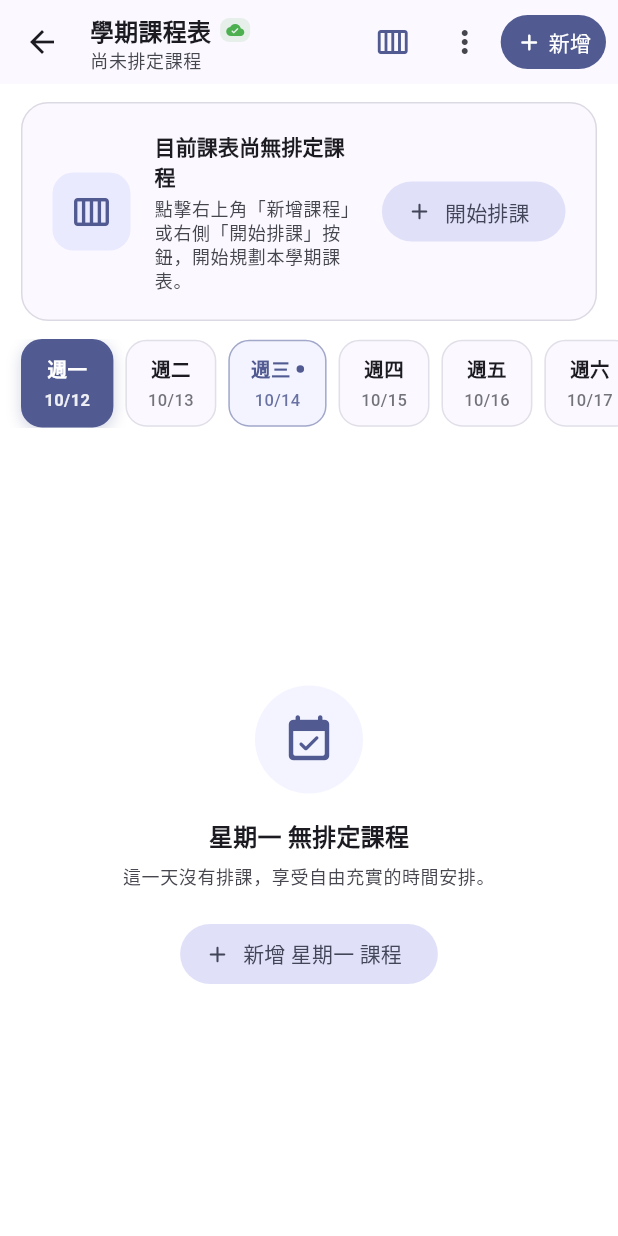
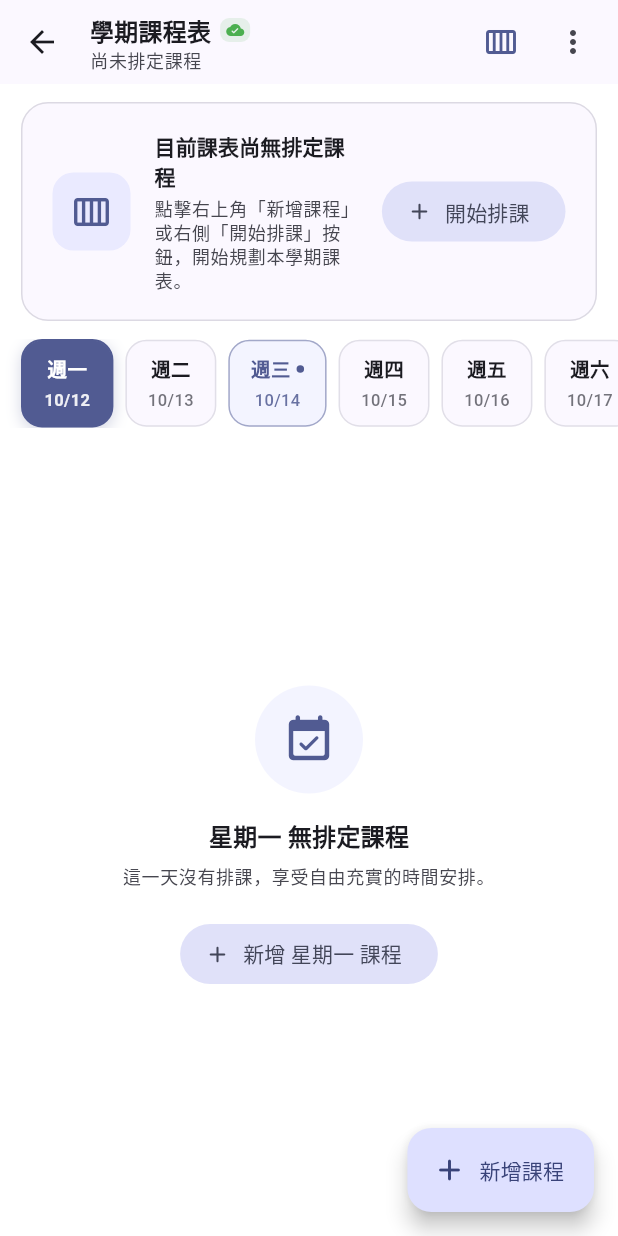
Before and after one commit to ZhaoHong04126/unitrack_app_2, a Flutter app: the TimetableScreen screen opened directly, after a tap on "週一", on a phone screen of 412 x 824 dp. Run offline on Flutter 3.47's test engine with Material 3 defaults, Android fonts, the phone set to English and light mode, and no system bars; our stand-ins replace cloud_firestore, firebase_auth, firebase_core; accounts and stored records are empty; generated files the repository leaves out were written again.

Commit message:
v0.8.2 : feat(timetable): 手機版新增課程改為右下角懸浮按鈕並修復表單下拉選單溢位
- 新增：
  - 在 Scaffold 加入右下角 Material 3 懸浮按鈕 (FloatingActionButton.extended)
  - 點擊懸浮按鈕自動帶入當前選中星期的智慧預設邏輯
  - test/timetable_mobile_view_test.dart 加入 FAB 渲染與點擊彈窗的 Widget 測試案例

- 修改與修復：
  - 移除手機端 AppBar 右上角擁擠的新增按鈕，擴大標題與檢視切換按鈕空間
  - 重構新增課程對話框版面，將星期與節次拆為「上課星期（滿版）」與「開始/結束節次（雙欄）」
  - 為對話框所有 DropdownButtonFormField 加入 isExpanded: true，徹底修復 22px 溢位警告
  - 為 AlertDialog 加入 horizontal: 20 內距與圓角，擴大手機端的水平可用空間

```diff
--- a/lib/screens/timetable_screen.dart
+++ b/lib/screens/timetable_screen.dart
@@ -157,6 +157,13 @@ class _TimetableScreenState extends State<TimetableScreen> {
         return StatefulBuilder(
           builder: (context, setDialogState) {
             return AlertDialog(
+              shape: RoundedRectangleBorder(
+                borderRadius: BorderRadius.circular(20),
+              ),
+              insetPadding: const EdgeInsets.symmetric(
+                horizontal: 20,
+                vertical: 24,
+              ),
               title: Row(
                 children: [
                   Container(
@@ -294,15 +301,12 @@ class _TimetableScreenState extends State<TimetableScreen> {
                       ),
                       const SizedBox(height: 12),
 
-                      // 星期與節次選擇
-                      Row(
-                        children: [
-                          Expanded(
-                            flex: 4,
-                            child: DropdownButtonFormField<int>(
+                      // 上課星期選擇
+                      DropdownButtonFormField<int>(
                         initialValue: selectedWeekday,
+                        isExpanded: true,
                         decoration: InputDecoration(
-                                labelText: '星期',
+                          labelText: '上課星期',
                           border: OutlineInputBorder(
                             borderRadius: BorderRadius.circular(12),
                           ),
@@ -327,12 +331,15 @@ class _TimetableScreenState extends State<TimetableScreen> {
                           });
                         },
                       ),
-                          ),
-                          const SizedBox(width: 8),
+                      const SizedBox(height: 12),
+
+                      // 節次選擇（開始節次 至 結束節次）
+                      Row(
+                        children: [
                           Expanded(
-                            flex: 3,
                             child: DropdownButtonFormField<int>(
                               initialValue: selectedStartSection,
+                              isExpanded: true,
                               decoration: InputDecoration(
                                 labelText: '開始節次',
                                 border: OutlineInputBorder(
@@ -362,11 +369,11 @@ class _TimetableScreenState extends State<TimetableScreen> {
                               },
                             ),
                           ),
-                          const SizedBox(width: 8),
+                          const SizedBox(width: 10),
                           Expanded(
-                            flex: 3,
                             child: DropdownButtonFormField<int>(
                               initialValue: selectedEndSection,
+                              isExpanded: true,
                               decoration: InputDecoration(
                                 labelText: '結束節次',
                                 border: OutlineInputBorder(
@@ -409,6 +416,7 @@ class _TimetableScreenState extends State<TimetableScreen> {
                           Expanded(
                             child: DropdownButtonFormField<CourseType>(
                               initialValue: selectedType,
+                              isExpanded: true,
                               decoration: InputDecoration(
                                 labelText: '課程類別',
                                 border: OutlineInputBorder(
@@ -437,6 +445,7 @@ class _TimetableScreenState extends State<TimetableScreen> {
                           Expanded(
                             child: DropdownButtonFormField<int>(
                               initialValue: selectedCredits,
+                              isExpanded: true,
                               decoration: InputDecoration(
                                 labelText: '學分數',
                                 border: OutlineInputBorder(
@@ -1192,7 +1201,9 @@ class _TimetableScreenState extends State<TimetableScreen> {
                   },
                 ),
                 // 更多動作選單（切換週末與清空課表）
-                PopupMenuButton<String>(
+                Padding(
+                  padding: const EdgeInsets.only(right: 6),
+                  child: PopupMenuButton<String>(
                     icon: const Icon(Icons.more_vert_rounded),
                     tooltip: '更多選項',
                     onSelected: (value) {
@@ -1241,28 +1252,6 @@ class _TimetableScreenState extends State<TimetableScreen> {
                           ),
                         ),
                     ],
-                ),
-                Padding(
-                  padding: const EdgeInsets.only(right: 8),
-                  child: FilledButton(
-                    style: FilledButton.styleFrom(
-                      padding: const EdgeInsets.symmetric(horizontal: 10),
-                      minimumSize: const Size(36, 36),
-                    ),
-                    onPressed: () => _showCourseFormDialog(
-                      initialWeekday:
-                          _mobileViewMode == TimetableViewMode.daily
-                              ? _selectedWeekday
-                              : 1,
-                    ),
-                    child: const Row(
-                      mainAxisSize: MainAxisSize.min,
-                      children: [
-                        Icon(Icons.add_rounded, size: 18),
-                        SizedBox(width: 4),
-                        Text('新增'),
-                      ],
-                    ),
                   ),
                 ),
               ] else ...[
@@ -1309,6 +1298,17 @@ class _TimetableScreenState extends State<TimetableScreen> {
             ],
           ),
           body: SafeArea(child: bodyContent),
+          floatingActionButton: isMobile
+              ? FloatingActionButton.extended(
+                  onPressed: () => _showCourseFormDialog(
+                    initialWeekday: _mobileViewMode == TimetableViewMode.daily
+                        ? _selectedWeekday
+                        : 1,
+                  ),
+                  icon: const Icon(Icons.add_rounded),
+                  label: const Text('新增課程'),
+                )
+              : null,
         );
       },
     );
```
Also changed, not shown: 1 other file. Lines whose indentation alone changed are shown as unchanged.
